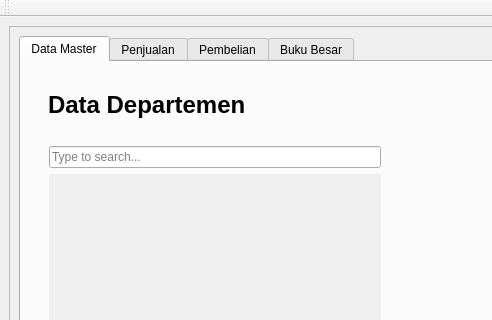
Above: GUI.ui from fnugrahendi/petuk.corp before the change; both pictures show x 0 to 492 and y 0 to 320 of the 872 by 637 pixel window. Below: the same form after it.
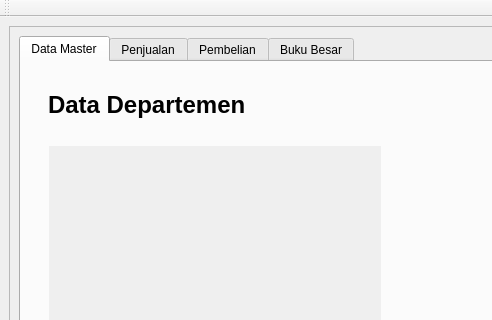
That is the form after the change. The open tabs and pages were chosen to show the change. Icons and pictures are not drawn.

Commit message: biasa.label gui.

The edit to the form file:
```diff
--- a/GUI.ui
+++ b/GUI.ui
@@ -3460,13 +3460,6 @@
                      <enum>QFrame::Raised</enum>
                     </property>
                     <layout class="QVBoxLayout" name="ivl_fr_DataMaster_DataDepartemen_Fbody_Slist_Container">
-                     <item>
-                      <widget class="QLineEdit" name="le_DataMaster_DataDepartemen_Search">
-                       <property name="placeholderText">
-                        <string>Type to search...</string>
-                       </property>
-                      </widget>
-                     </item>
                      <item>
                       <widget class="QScrollArea" name="sc_DataMaster_DataDepartemen_Fbody_Slist">
                        <property name="sizePolicy">
@@ -3515,7 +3508,7 @@
                           <x>0</x>
                           <y>0</y>
                           <width>332</width>
-                          <height>336</height>
+                          <height>362</height>
                          </rect>
                         </property>
                         <property name="styleSheet">
```
Left out of the diff: 6 changed lines with no effect on the pictures. The commit also changes 2 other files.
